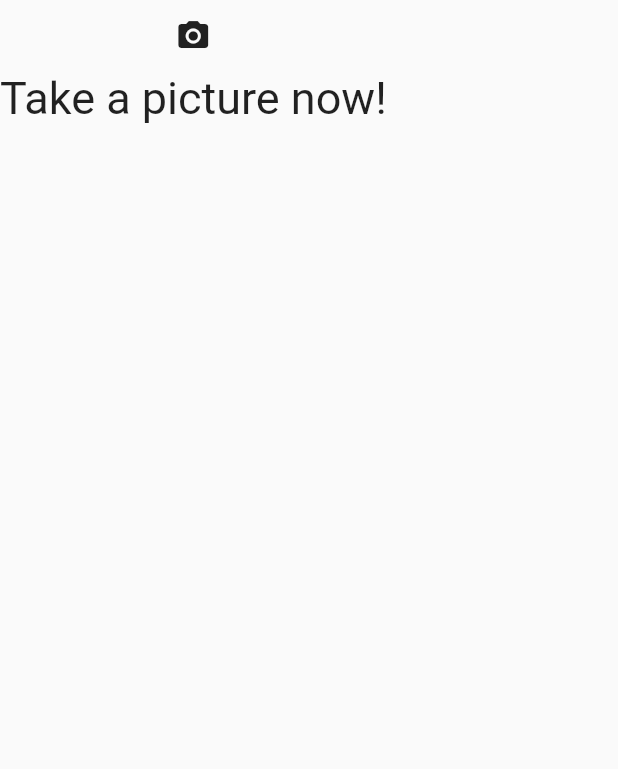
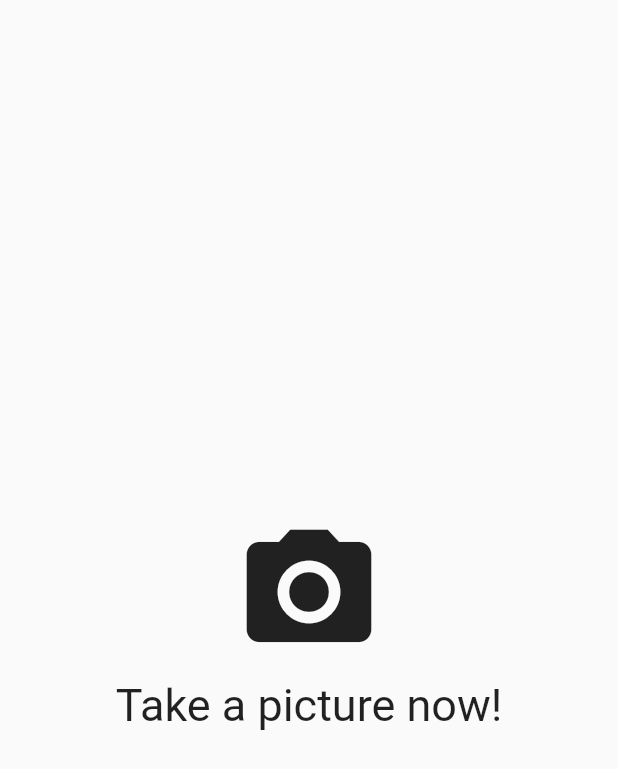
Before and after one commit to muhaksim/WhatsApp_Clone, a Flutter app: the CameraScreen screen opened directly, on a phone screen of 412 x 824 dp. Shown: the top 769 px of the screen. Run offline on Flutter 3.47's test engine with Material 2 defaults, Android fonts, the phone set to English and light mode, and no system bars; network calls fail.

Commit message:
the screens can be viewed now

```diff
--- a/lib/screens/camera_screen.dart
+++ b/lib/screens/camera_screen.dart
@@ -8,13 +8,23 @@ class CameraScreen extends StatelessWidget {
   @override
   Widget build(BuildContext context) {
     return Scaffold(
-      body: Column(children: [
-        IconButton(onPressed: () {}, icon: Icon(Icons.camera_alt)),
-        Text(
-          "Take a picture now!",
-          style: TextStyle(fontSize: 30),
-        )
-      ]),
+      body: Container(
+        width: double.infinity,
+        child: Column(
+            mainAxisAlignment: MainAxisAlignment.center,
+            crossAxisAlignment: CrossAxisAlignment.center,
+            children: [
+              IconButton(
+                onPressed: () {},
+                icon: Icon(Icons.camera_alt),
+                iconSize: 100,
+              ),
+              Text(
+                "Take a picture now!",
+                style: TextStyle(fontSize: 30),
+              )
+            ]),
+      ),
     );
   }
 }
--- a/lib/screens/chats_screen.dart
+++ b/lib/screens/chats_screen.dart
@@ -12,7 +12,7 @@ class ChatsScreen extends StatelessWidget {
 
     return Scaffold(
       body: ListView.builder(
-          itemCount: 9,
+          itemCount: _users.length,
           itemBuilder: (context, index) {
             return Card(
               child: ListTile(
```
Also changed, not shown: lib/screens/calls_screen.dart (+34 -2 lines), lib/screens/status_screen.dart (+23 -1 lines).
